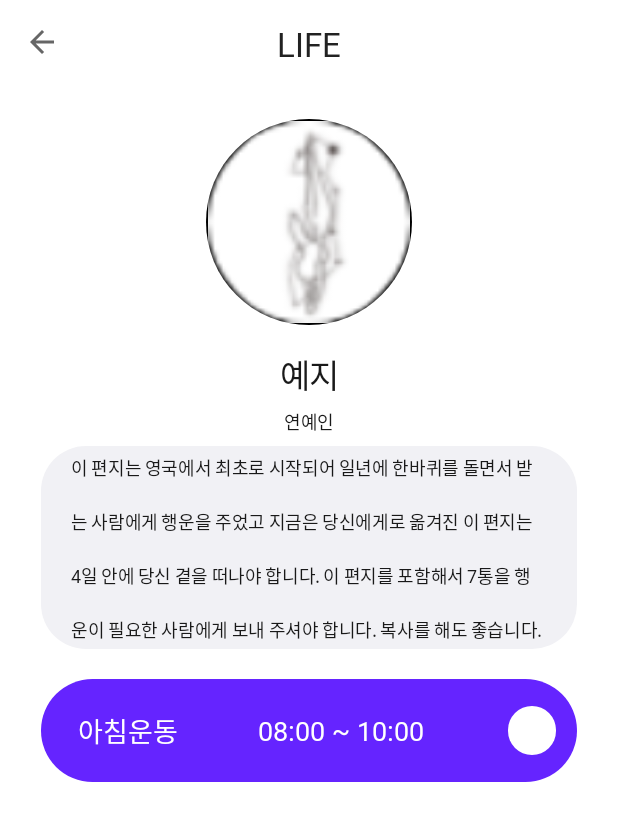
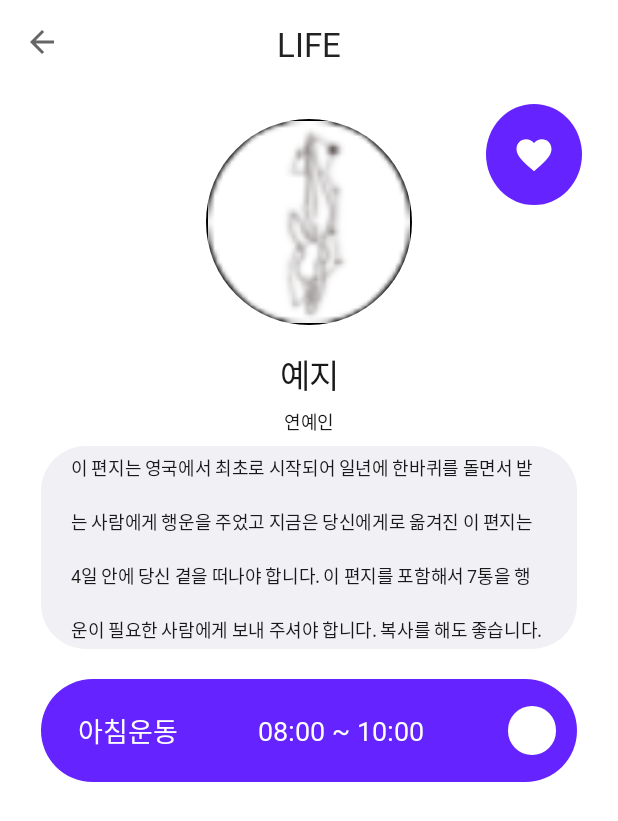
Before and after one commit to BeryWell/BeryWell, an Android app: the screen it shows after launch (SearchLikeActivity), on a phone screen of 412 x 824 dp. Shown: the top 821 px of the screen. Run offline under Robolectric (Android 15) with nearby library versions, the phone set to English and light mode, and no system bars.

```diff
--- a/BeryWell/app/src/main/java/com/example/berywell/SearchLikeActivity.kt
+++ b/BeryWell/app/src/main/java/com/example/berywell/SearchLikeActivity.kt
@@ -19,5 +19,9 @@ class SearchLikeActivity : AppCompatActivity() {
         supportActionBar?.setDisplayShowTitleEnabled(false)
 
         binding.userInfoTv.movementMethod = ScrollingMovementMethod.getInstance()
+
+        binding.userFavorTb.setOnClickListener{
+            it.isSelected = !it.isSelected
+        }
     }
 }
--- /dev/null
+++ b/BeryWell/app/src/main/res/drawable/ic_baseline_favorite_off_24.xml
@@ -0,0 +1,5 @@
+<vector android:height="24dp" android:tint="#FFFFFF"
+    android:viewportHeight="24" android:viewportWidth="24"
+    android:width="24dp" xmlns:android="http://schemas.android.com/apk/res/android">
+    <path android:fillColor="@android:color/white" android:pathData="M12,21.35l-1.45,-1.32C5.4,15.36 2,12.28 2,8.5 2,5.42 4.42,3 7.5,3c1.74,0 3.41,0.81 4.5,2.09C13.09,3.81 14.76,3 16.5,3 19.58,3 22,5.42 22,8.5c0,3.78 -3.4,6.86 -8.55,11.54L12,21.35z"/>
+</vector>
--- /dev/null
+++ b/BeryWell/app/src/main/res/drawable/ic_baseline_favorite_on_24.xml
@@ -0,0 +1,5 @@
+<vector android:height="24dp" android:tint="#FF0000"
+    android:viewportHeight="24" android:viewportWidth="24"
+    android:width="24dp" xmlns:android="http://schemas.android.com/apk/res/android">
+    <path android:fillColor="@android:color/white" android:pathData="M12,21.35l-1.45,-1.32C5.4,15.36 2,12.28 2,8.5 2,5.42 4.42,3 7.5,3c1.74,0 3.41,0.81 4.5,2.09C13.09,3.81 14.76,3 16.5,3 19.58,3 22,5.42 22,8.5c0,3.78 -3.4,6.86 -8.55,11.54L12,21.35z"/>
+</vector>
--- /dev/null
+++ b/BeryWell/app/src/main/res/drawable/icon_good_off_drawable.xml
@@ -0,0 +1,7 @@
+<?xml version="1.0" encoding="utf-8"?>
+<layer-list xmlns:android="http://schemas.android.com/apk/res/android">
+    <item
+        android:drawable="@drawable/ic_baseline_favorite_off_24"
+        android:width="28dp"
+        android:height="28dp"/>
+</layer-list>
--- /dev/null
+++ b/BeryWell/app/src/main/res/drawable/icon_good_on_drawable.xml
@@ -0,0 +1,7 @@
+<?xml version="1.0" encoding="utf-8"?>
+<layer-list xmlns:android="http://schemas.android.com/apk/res/android">
+    <item
+        android:drawable="@drawable/ic_baseline_favorite_on_24"
+        android:width="28dp"
+        android:height="28dp"/>
+</layer-list>
--- /dev/null
+++ b/BeryWell/app/src/main/res/drawable/user_favor_backgroud.xml
@@ -0,0 +1,6 @@
+<?xml version="1.0" encoding="utf-8"?>
+<shape xmlns:android="http://schemas.android.com/apk/res/android"
+    android:shape="oval" >
+    <solid android:color="#6524ff"/>
+    <corners android:radius="180dp"/>
+</shape>
--- /dev/null
+++ b/BeryWell/app/src/main/res/drawable/user_favor_tb_drawable.xml
@@ -0,0 +1,5 @@
+<?xml version="1.0" encoding="utf-8"?>
+<selector xmlns:android="http://schemas.android.com/apk/res/android">
+    <item android:state_selected="true" android:drawable="@drawable/icon_good_on_drawable" />
+    <item android:drawable="@drawable/icon_good_off_drawable" />
+</selector>
--- a/BeryWell/app/src/main/res/layout/activity_search_like.xml
+++ b/BeryWell/app/src/main/res/layout/activity_search_like.xml
@@ -66,6 +66,38 @@
                 app:layout_constraintTop_toTopOf="parent" />
 
         </androidx.constraintlayout.widget.ConstraintLayout>
+
+        <androidx.constraintlayout.widget.ConstraintLayout
+            android:id="@+id/user_favor_cl"
+            android:layout_width="0dp"
+            android:layout_height="0dp"
+            android:layout_marginEnd="24dp"
+            android:layout_marginTop="10dp"
+            android:background="@drawable/user_favor_backgroud"
+            app:layout_constraintWidth_percent="0.155"
+            app:layout_constraintHeight_percent="0.088"
+            app:layout_constraintEnd_toEndOf="parent"
+            app:layout_constraintTop_toTopOf="parent">
+
+
+            <ImageView
+                android:id="@+id/user_favor_tb"
+                android:layout_width="wrap_content"
+                android:layout_height="wrap_content"
+                android:adjustViewBounds="true"
+                android:checked="true"
+                android:background="@drawable/user_favor_tb_drawable"
+                android:gravity="center_horizontal|center_vertical"
+                app:layout_constraintEnd_toEndOf="parent"
+                app:layout_constraintTop_toTopOf="parent"
+                app:layout_constraintStart_toStartOf="parent"
+                app:layout_constraintBottom_toBottomOf="parent"/>
+
+        </androidx.constraintlayout.widget.ConstraintLayout>
+
+
+
+
 
         <TextView
             android:id="@+id/search_user_name_tv"
```
